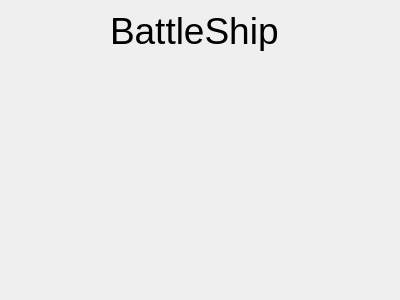
rc2524/Battleship-game, file untitled/battleaigame.ui: the form before one commit.
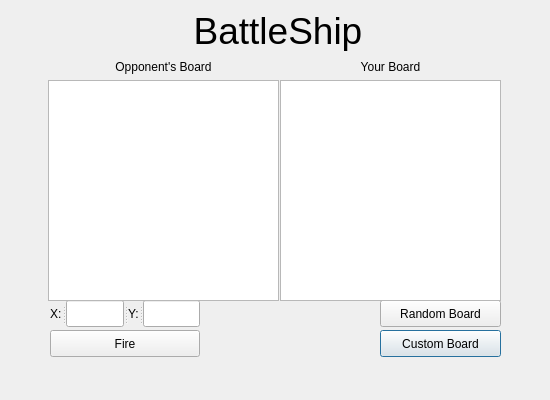
The form after the commit.

What changed in the file:
```diff
--- a/untitled/battleaigame.ui
+++ b/untitled/battleaigame.ui
@@ -6,8 +6,8 @@
    <rect>
     <x>0</x>
     <y>0</y>
-    <width>400</width>
-    <height>300</height>
+    <width>550</width>
+    <height>400</height>
    </rect>
   </property>
   <property name="windowTitle">
@@ -16,9 +16,9 @@
   <widget class="QLabel" name="GameLogo">
    <property name="geometry">
     <rect>
-     <x>110</x>
+     <x>178</x>
      <y>10</y>
-     <width>191</width>
+     <width>200</width>
      <height>41</height>
     </rect>
    </property>
@@ -30,6 +30,146 @@
    <property name="text">
     <string>BattleShip</string>
    </property>
+   <property name="alignment">
+    <set>Qt::AlignCenter</set>
+   </property>
+  </widget>
+  <widget class="QPushButton" name="CustomButton">
+   <property name="geometry">
+    <rect>
+     <x>380</x>
+     <y>330</y>
+     <width>121</width>
+     <height>27</height>
+    </rect>
+   </property>
+   <property name="text">
+    <string>Custom Board</string>
+   </property>
+  </widget>
+  <widget class="QPushButton" name="RandomButton">
+   <property name="geometry">
+    <rect>
+     <x>380</x>
+     <y>300</y>
+     <width>121</width>
+     <height>27</height>
+    </rect>
+   </property>
+   <property name="text">
+    <string>Random Board</string>
+   </property>
+  </widget>
+  <widget class="QSplitter" name="Coordinates">
+   <property name="enabled">
+    <bool>true</bool>
+   </property>
+   <property name="geometry">
+    <rect>
+     <x>50</x>
+     <y>300</y>
+     <width>150</width>
+     <height>27</height>
+    </rect>
+   </property>
+   <property name="orientation">
+    <enum>Qt::Horizontal</enum>
+   </property>
+   <widget class="QLabel" name="XLabel">
+    <property name="enabled">
+     <bool>true</bool>
+    </property>
+    <property name="text">
+     <string>X:</string>
+    </property>
+   </widget>
+   <widget class="QLineEdit" name="FireRowText"/>
+   <widget class="QLabel" name="YLabel">
+    <property name="text">
+     <string>Y:</string>
+    </property>
+   </widget>
+   <widget class="QLineEdit" name="FireColText">
+    <property name="enabled">
+     <bool>true</bool>
+    </property>
+   </widget>
+  </widget>
+  <widget class="QWidget" name="layoutWidget">
+   <property name="geometry">
+    <rect>
+     <x>280</x>
+     <y>60</y>
+     <width>221</width>
+     <height>241</height>
+    </rect>
+   </property>
+   <layout class="QVBoxLayout" name="PlayerWin">
+    <property name="sizeConstraint">
+     <enum>QLayout::SetNoConstraint</enum>
+    </property>
+    <item>
+     <widget class="QLabel" name="PlayerBoardLabel">
+      <property name="text">
+       <string>Your Board</string>
+      </property>
+      <property name="alignment">
+       <set>Qt::AlignCenter</set>
+      </property>
+     </widget>
+    </item>
+    <item>
+     <widget class="QTextBrowser" name="PlayerGameBoard"/>
+    </item>
+   </layout>
+  </widget>
+  <widget class="QPushButton" name="FireButton">
+   <property name="geometry">
+    <rect>
+     <x>50</x>
+     <y>330</y>
+     <width>150</width>
+     <height>27</height>
+    </rect>
+   </property>
+   <property name="text">
+    <string>Fire</string>
+   </property>
+  </widget>
+  <widget class="QWidget" name="layoutWidget_2">
+   <property name="geometry">
+    <rect>
+     <x>48</x>
+     <y>60</y>
+     <width>231</width>
+     <height>241</height>
+    </rect>
+   </property>
+   <layout class="QVBoxLayout" name="EnemyWin">
+    <property name="sizeConstraint">
+     <enum>QLayout::SetNoConstraint</enum>
+    </property>
+    <item>
+     <widget class="QLabel" name="EnemyBoardLabel">
+      <property name="text">
+       <string>Opponent's Board</string>
+      </property>
+      <property name="alignment">
+       <set>Qt::AlignCenter</set>
+      </property>
+     </widget>
+    </item>
+    <item>
+     <widget class="QTextBrowser" name="OpponentGameBoard">
+      <property name="maximumSize">
+       <size>
+        <width>16777215</width>
+        <height>16777215</height>
+       </size>
+      </property>
+     </widget>
+    </item>
+   </layout>
   </widget>
  </widget>
  <resources/>
```
